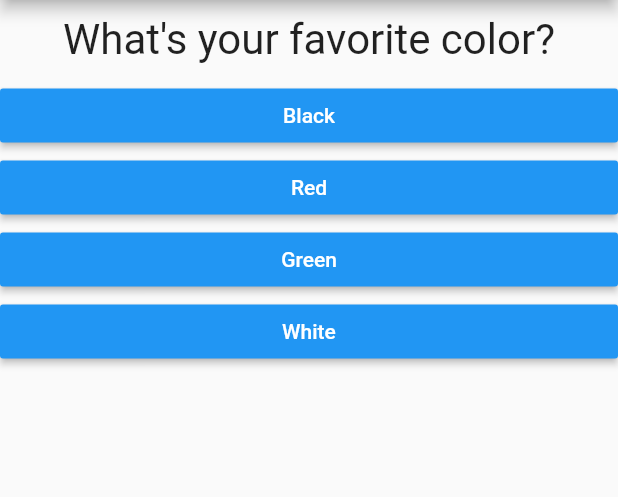
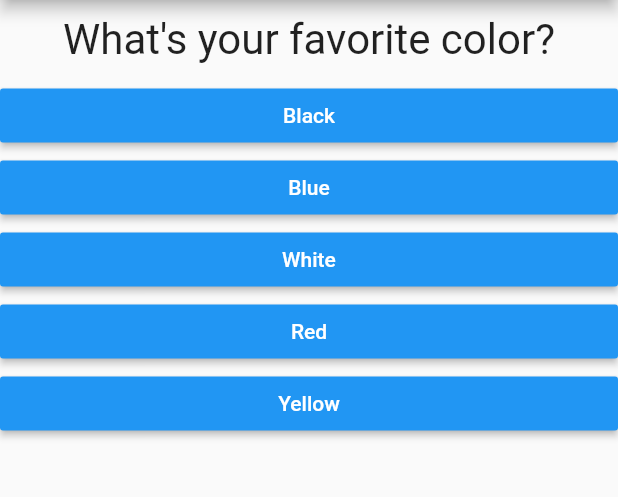
Before and after one commit to Atiq0629/flutter_guide_01, a Flutter app: the screen it shows after launch, on a phone screen of 412 x 824 dp, the part 84-581 px from its top. Run offline on Flutter 3.47's test engine with Material 2 defaults, Android fonts, the phone set to English and light mode, and no system bars.

Commit message:
added quiz and result with score

```diff
--- a/lib/main.dart
+++ b/lib/main.dart
@@ -1,7 +1,7 @@
 import 'package:flutter/material.dart';
 
-import './question.dart';
-import './answer.dart';
+import './quiz.dart';
+import './result.dart';
 
 // void main() {
 //   runApp(MyApp());
@@ -12,15 +12,52 @@ void main() => runApp(MyApp());
 class MyApp extends StatefulWidget {
   @override
   State<StatefulWidget> createState() {
-    // TODO: implement createState
+
     return _MyAppState();
   }
 }
 
 class _MyAppState extends State<MyApp> {
+
+  final _questions = const [
+      {
+        'questionText': 'What\'s your favorite color?',
+        'answers': [
+          {'text':'Black', 'score':10},
+          {'text':'Blue', 'score':8},
+          {'text':'White', 'score':6},
+          {'text':'Red', 'score':4},
+          {'text':'Yellow', 'score':2},
+          ],
+      },
+      {
+        'questionText': 'What\'s your favorite animal?',
+        'answers': [
+          {'text':'Cat', 'score':8},
+          {'text':'Dog', 'score':5},
+          {'text':'Bird', 'score':4},
+          {'text':'Fish', 'score':3},
+          ],
+      },
+      {
+        'questionText': 'What\'s your favorite programming lanuage?',
+        'answers': [
+          {'text':'C#', 'score':5},
+          {'text':'Python', 'score':8},
+          {'text':'Java', 'score':3},
+          {'text':'PhP', 'score':1},
+          {'text':'Dart', 'score':4},
+          ],
+      },
+    ];
+
   var _questionIndex = 0;
+  var _totalScore = 0;
 
-  void _answerQuestion() {
+  void _answerQuestion(int score) {
+
+    _totalScore += score;
+
     setState(() {
       _questionIndex = _questionIndex + 1;
     });
@@ -29,36 +66,19 @@ class _MyAppState extends State<MyApp> {
 
   @override
   Widget build(BuildContext context) {
-    var questions = [
-      {
-        'questionText': 'What\'s your favorite color?',
-        'answers': ['Black', 'Red', 'Green', 'White'],
-      },
-      {
-        'questionText': 'What\'s your favorite animal?',
-        'answers': ['Cat', 'Dog', 'Elephant', 'Lion'],
-      },
-      {
-        'questionText': 'What\'s your favorite programming lanuage?',
-        'answers': ['Java', 'Python', 'C#', 'Dart'],
-      },
-    ];
+
     return MaterialApp(
       home: Scaffold(
         appBar: AppBar(
           title: Text('My First App'),
         ),
-        body: Column(
-          children: [
-            Question(
-              questions[_questionIndex]['questionText'],
-            ),
-            ...(questions[_questionIndex]['answers'] as List<String>)
-                .map((answer) {
-              return Answer(_answerQuestion, answer);
-            }).toList()
-          ],
-        ),
+        body: _questionIndex < _questions.length
+        ? Quiz(
+          answerQuestion: _answerQuestion,
+          questionIndex: _questionIndex,
+          questions: _questions,
+          )
+          : Resutl(_totalScore),
       ),
     );
   }
--- /dev/null
+++ b/lib/quiz.dart
@@ -0,0 +1,34 @@
+import 'package:flutter/material.dart';
+
+import './question.dart';
+import './answer.dart';
+
+
+
+class Quiz extends StatelessWidget {
+
+  final List<Map<String, Object>> questions;
+  final int questionIndex;
+  final Function answerQuestion;
+
+  Quiz({
+    @required this.answerQuestion,
+    @required this.questions,
+    @required this.questionIndex
+    });
+
+  @override
+  Widget build(BuildContext context) {
+    return Column(
+          children: [
+            Question(
+              questions[questionIndex]['questionText'],
+            ),
+            ...(questions[questionIndex]['answers'] as List<Map<String, Object>>)
+                .map((answer) {
+              return Answer(() => answerQuestion(answer['score']), answer['text']);
+            }).toList()
+          ],
+        );
+  }
+}
```
Also changed, not shown: lib/result.dart (added, +37 -0 lines).
